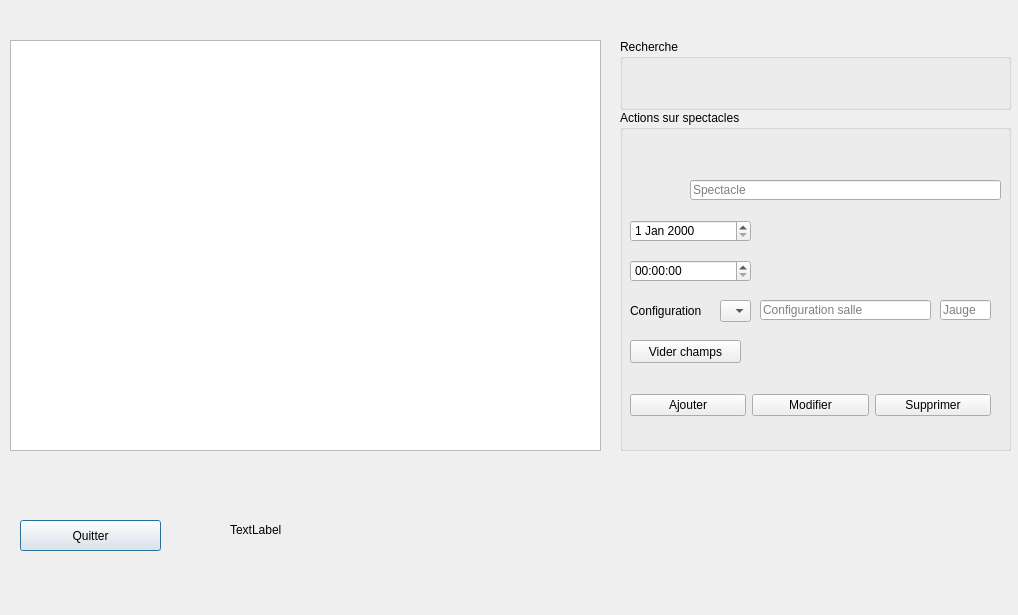
Above: FestiClicC/spectacles.ui from FestiClic/FestiClic3 before the change. Below: the same form after it.
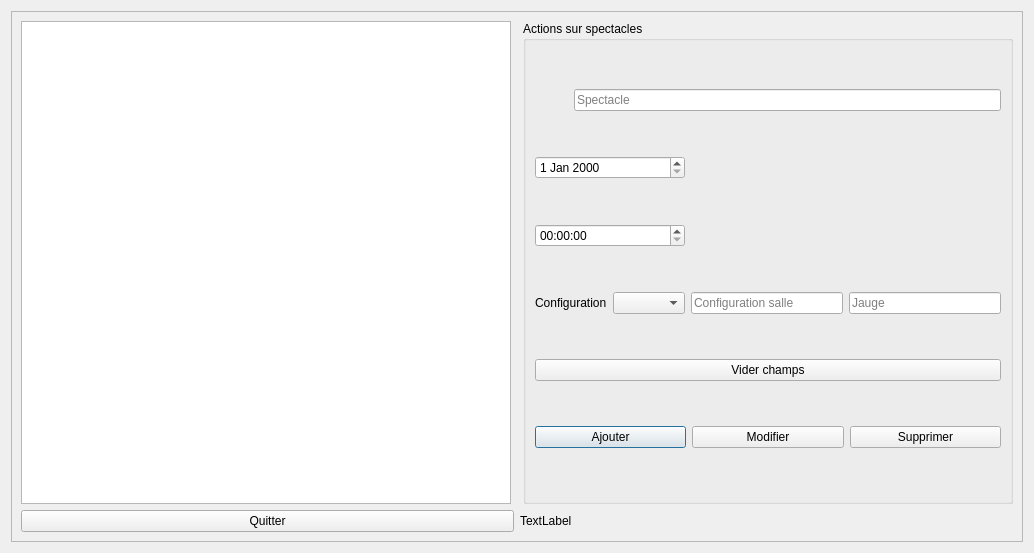
That is the form after the change.

Commit message: Difficultées a coder le plan de salle avec le découppage du numSiege

The edit to the form file:
```diff
--- a/FestiClicC/spectacles.ui
+++ b/FestiClicC/spectacles.ui
@@ -6,80 +6,90 @@
    <rect>
     <x>0</x>
     <y>0</y>
-    <width>1018</width>
-    <height>615</height>
+    <width>1034</width>
+    <height>553</height>
    </rect>
   </property>
   <property name="windowTitle">
    <string>Dialog</string>
   </property>
-  <widget class="QTableView" name="sTabV">
-   <property name="geometry">
-    <rect>
-     <x>10</x>
-     <y>40</y>
-     <width>591</width>
-     <height>411</height>
-    </rect>
-   </property>
-  </widget>
-  <widget class="QPushButton" name="sBtnQuitter">
+  <layout class="QVBoxLayout" name="verticalLayout">
+   <item>
+    <widget class="QScrollArea" name="scrollArea">
+     <property name="widgetResizable">
+      <bool>true</bool>
+     </property>
+     <widget class="QWidget" name="scrollAreaWidgetContents">
    <property name="geometry">
     <rect>
-     <x>20</x>
-     <y>520</y>
-     <width>141</width>
-     <height>31</height>
-    </rect>
-   </property>
-   <property name="text">
-    <string>Quitter</string>
-   </property>
-  </widget>
+        <x>0</x>
+        <y>0</y>
+        <width>1014</width>
+        <height>533</height>
+       </rect>
+      </property>
+      <layout class="QVBoxLayout" name="verticalLayout_3">
+       <item>
+        <layout class="QVBoxLayout" name="verticalLayout_2">
+         <item>
+          <layout class="QHBoxLayout" name="horizontalLayout_2">
+           <item>
+            <widget class="QTableView" name="sTabV"/>
+           </item>
+           <item>
+            <widget class="QWidget" name="widget" native="true"/>
+           </item>
+           <item>
   <widget class="QGroupBox" name="groupBox">
-   <property name="geometry">
-    <rect>
-     <x>620</x>
-     <y>110</y>
-     <width>391</width>
-     <height>341</height>
-    </rect>
-   </property>
    <property name="title">
     <string>Actions sur spectacles</string>
    </property>
+             <layout class="QGridLayout" name="gridLayout">
+              <item row="2" column="0" colspan="3">
+               <widget class="QTimeEdit" name="timeEdit"/>
+              </item>
+              <item row="0" column="0">
+               <widget class="QLabel" name="sLabelIdSpectacle">
+                <property name="text">
+                 <string/>
+                </property>
+               </widget>
+              </item>
+              <item row="0" column="1" colspan="4">
    <widget class="QLineEdit" name="sTxtSpectacle">
-    <property name="geometry">
-     <rect>
-      <x>70</x>
-      <y>70</y>
-      <width>311</width>
-      <height>20</height>
-     </rect>
-    </property>
     <property name="placeholderText">
      <string>Spectacle</string>
     </property>
    </widget>
-   <widget class="QComboBox" name="sCBoxIdConfidSalle">
-    <property name="geometry">
-     <rect>
-      <x>100</x>
-      <y>190</y>
-      <width>31</width>
-      <height>22</height>
-     </rect>
-    </property>
-   </widget>
-   <widget class="QWidget" name="horizontalLayoutWidget">
-    <property name="geometry">
-     <rect>
-      <x>10</x>
-      <y>260</y>
-      <width>361</width>
-      <height>71</height>
-     </rect>
-    </property>
+              </item>
+              <item row="1" column="0" colspan="3">
+               <widget class="QDateEdit" name="dateEdit"/>
+              </item>
+              <item row="3" column="3">
+               <widget class="QLineEdit" name="sTxtIntituleConfig">
+                <property name="placeholderText">
+                 <string>Configuration salle</string>
+                </property>
+               </widget>
+              </item>
+              <item row="3" column="4">
+               <widget class="QLineEdit" name="sTxtJauge">
+                <property name="placeholderText">
+                 <string>Jauge</string>
+                </property>
+               </widget>
+              </item>
+              <item row="3" column="0" colspan="2">
+               <widget class="QLabel" name="sLabelIdConfigSalle">
+                <property name="text">
+                 <string>Configuration</string>
+                </property>
+               </widget>
+              </item>
+              <item row="3" column="2">
+               <widget class="QComboBox" name="sCBoxIdConfidSalle"/>
+              </item>
+              <item row="5" column="0" colspan="5">
     <layout class="QHBoxLayout" name="horizontalLayout">
      <item>
       <widget class="QPushButton" name="sBtnAjouter">
@@ -103,119 +113,44 @@
       </widget>
      </item>
     </layout>
-   </widget>
-   <widget class="QLineEdit" name="sTxtJauge">
-    <property name="geometry">
-     <rect>
-      <x>320</x>
-      <y>190</y>
-      <width>51</width>
-      <height>20</height>
-     </rect>
-    </property>
-    <property name="placeholderText">
-     <string>Jauge</string>
-    </property>
-   </widget>
-   <widget class="QLabel" name="sLabelIdSpectacle">
-    <property name="geometry">
-     <rect>
-      <x>10</x>
-      <y>70</y>
-      <width>51</width>
-      <height>16</height>
-     </rect>
-    </property>
-    <property name="text">
-     <string/>
-    </property>
-   </widget>
+              </item>
+              <item row="4" column="0" colspan="5">
    <widget class="QPushButton" name="sBtnViderChamps">
-    <property name="geometry">
-     <rect>
-      <x>10</x>
-      <y>230</y>
-      <width>111</width>
-      <height>23</height>
-     </rect>
-    </property>
     <property name="text">
      <string>Vider champs</string>
     </property>
    </widget>
-   <widget class="QLabel" name="sLabelIdConfigSalle">
-    <property name="geometry">
-     <rect>
-      <x>10</x>
-      <y>190</y>
-      <width>81</width>
-      <height>21</height>
-     </rect>
-    </property>
+              </item>
+             </layout>
+            </widget>
+           </item>
+          </layout>
+         </item>
+         <item>
+          <layout class="QHBoxLayout" name="horizontalLayout_3">
+           <item>
+            <widget class="QPushButton" name="sBtnQuitter">
     <property name="text">
-     <string>Configuration</string>
-    </property>
-   </widget>
-   <widget class="QLineEdit" name="sTxtIntituleConfig">
-    <property name="geometry">
-     <rect>
-      <x>140</x>
-      <y>190</y>
-      <width>171</width>
-      <height>20</height>
-     </rect>
-    </property>
-    <property name="placeholderText">
-     <string>Configuration salle</string>
-    </property>
-   </widget>
-   <widget class="QDateEdit" name="dateEdit">
-    <property name="geometry">
-     <rect>
-      <x>10</x>
-      <y>110</y>
-      <width>121</width>
-      <height>22</height>
-     </rect>
-    </property>
-   </widget>
-   <widget class="QTimeEdit" name="timeEdit">
-    <property name="geometry">
-     <rect>
-      <x>10</x>
-      <y>150</y>
-      <width>121</width>
-      <height>22</height>
-     </rect>
-    </property>
-   </widget>
-  </widget>
+              <string>Quitter</string>
+             </property>
+            </widget>
+           </item>
+           <item>
   <widget class="QLabel" name="sLabelAlerte">
-   <property name="geometry">
-    <rect>
-     <x>230</x>
-     <y>520</y>
-     <width>561</width>
-     <height>20</height>
-    </rect>
-   </property>
    <property name="text">
     <string>TextLabel</string>
    </property>
   </widget>
-  <widget class="QGroupBox" name="groupBox_2">
-   <property name="geometry">
-    <rect>
-     <x>620</x>
-     <y>39</y>
-     <width>391</width>
-     <height>71</height>
-    </rect>
-   </property>
-   <property name="title">
-    <string>Recherche</string>
-   </property>
-  </widget>
+           </item>
+          </layout>
+         </item>
+        </layout>
+       </item>
+      </layout>
+     </widget>
+    </widget>
+   </item>
+  </layout>
  </widget>
  <resources/>
  <connections/>
```
Lines whose indentation alone changed are shown as unchanged. The commit also changes 3 other files.
